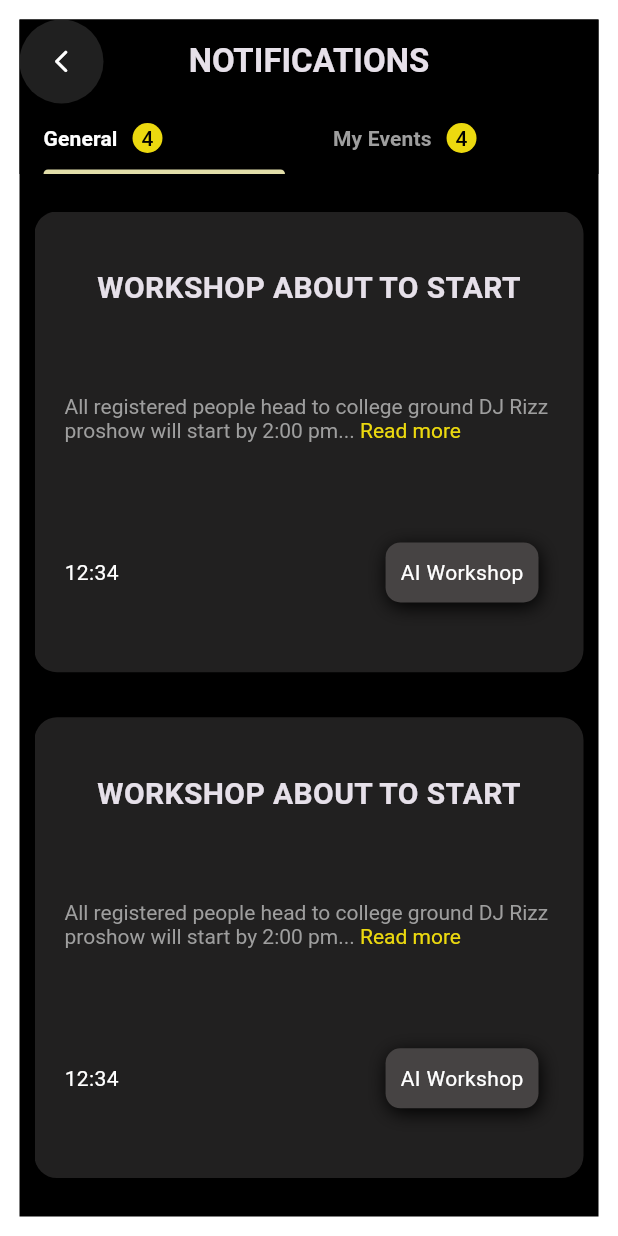
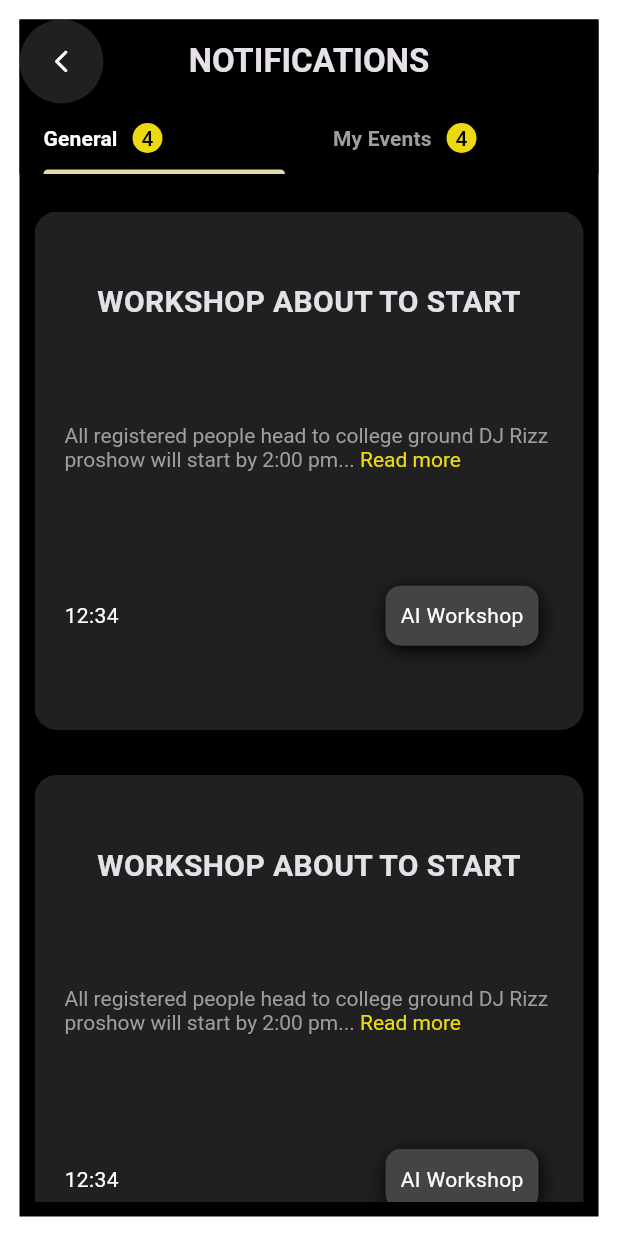
Before and after one commit to angathjr/Hestia-23, a Flutter app: the NotificationScreen screen opened directly, on a phone screen of 412 x 824 dp. Run offline on Flutter 3.47's test engine with Material 2 defaults, Android fonts, the phone set to English and light mode, and no system bars; our stand-ins replace carousel_slider, firebase_core, firebase_messaging, get, get_storage, google_fonts and 1 more; accounts and stored records are empty; network calls fail; Roboto replaces fonts that are missing (Questrial).

Commit message:
notification screen two completed #2

```diff
--- a/lib/home/views/notifications/notification_screen.dart
+++ b/lib/home/views/notifications/notification_screen.dart
@@ -105,7 +105,7 @@ class NotificationScreen extends StatelessWidget {
                       decoration: BoxDecoration(
                           borderRadius: BorderRadius.circular(15),
                           color: const Color.fromARGB(255, 33, 32, 32)),
-                      height: h * 0.4,
+                      height: h * 0.45,
                       child: Column(
                         mainAxisAlignment: MainAxisAlignment.spaceEvenly,
                         children: [
@@ -183,7 +183,7 @@ class NotificationScreen extends StatelessWidget {
                       decoration: BoxDecoration(
                           borderRadius: BorderRadius.circular(15),
                           color: const Color.fromARGB(255, 33, 32, 32)),
-                      height: h * 0.4,
+                      height: h * 0.45,
                       child: Column(
                         mainAxisAlignment: MainAxisAlignment.spaceEvenly,
                         children: [
--- a/lib/main.dart
+++ b/lib/main.dart
@@ -55,7 +55,7 @@ class MyApp extends StatelessWidget {
           brightness: Brightness.dark,
           scaffoldBackgroundColor: Colors.black,
           appBarTheme: const AppBarTheme(color: Colors.black)),
-      //home: NotificationScreen(),
+      //home: NotificationScreenTwo(),
       getPages: [
         GetPage(
             name: '/',
```
